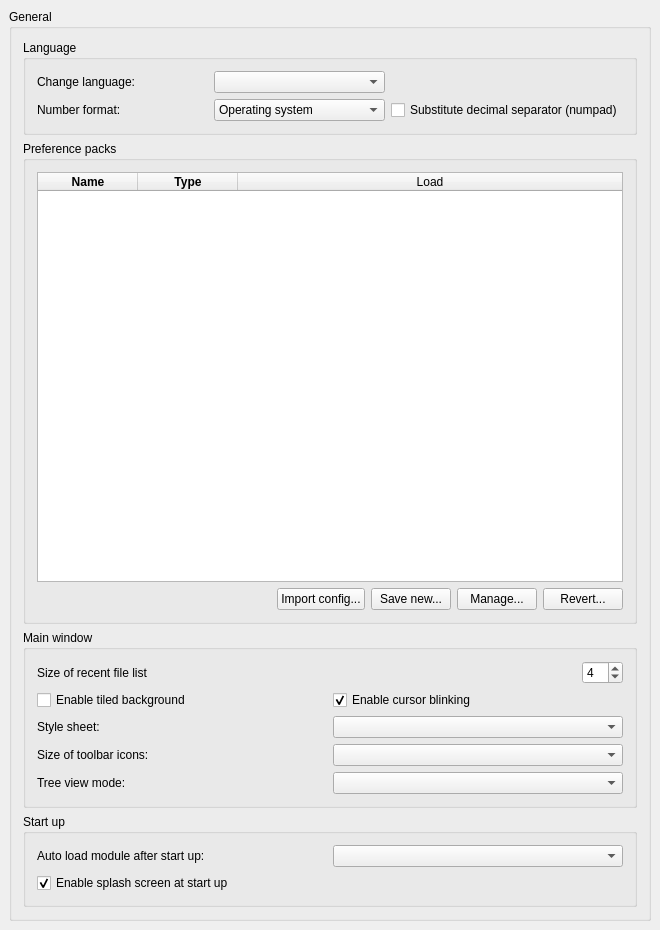
This is src/Gui/DlgGeneral.ui in southseact-3d/fcd as Qt 5 draws it before an edit. The edited form follows.
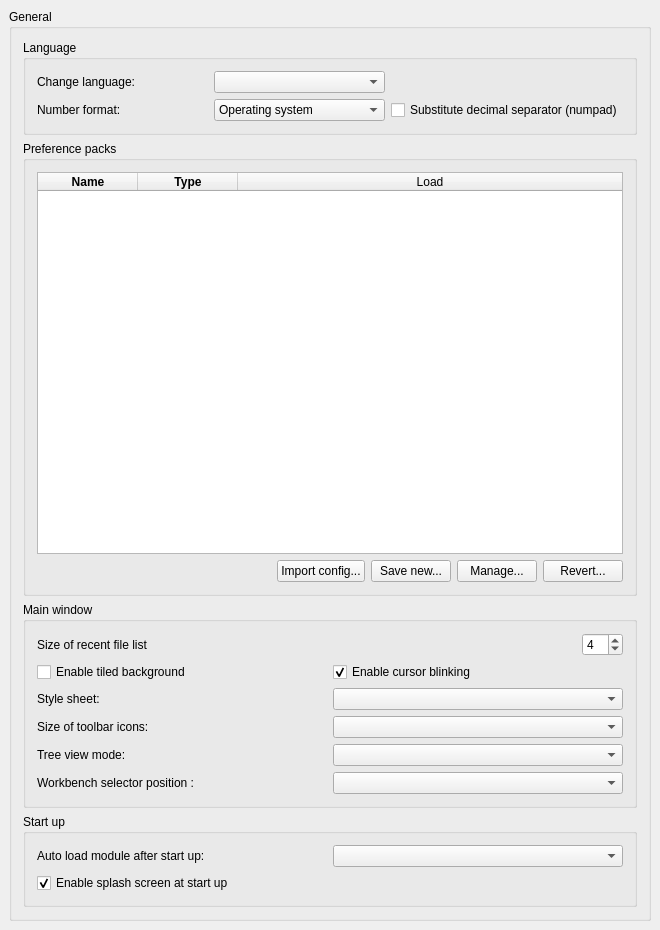
This is the edited form. Custom widgets are drawn as their Qt base class.

Commit message: Gui: Add setting enabling workbench selector to be on the menubar. Restart required.

The edit to the form file:
```diff
--- a/src/Gui/DlgGeneral.ui
+++ b/src/Gui/DlgGeneral.ui
@@ -508,6 +508,43 @@
            </item>
           </layout>
          </item>
+         <item>
+          <layout class="QHBoxLayout">
+           <property name="spacing">
+            <number>6</number>
+           </property>
+           <property name="leftMargin">
+            <number>0</number>
+           </property>
+           <property name="topMargin">
+            <number>0</number>
+           </property>
+           <property name="rightMargin">
+            <number>0</number>
+           </property>
+           <property name="bottomMargin">
+            <number>0</number>
+           </property>
+           <item>
+            <widget class="QLabel" name="WorkbenchSelectorPositionLabel">
+             <property name="text">
+              <string>Workbench selector position :</string>
+             </property>
+            </widget>
+           </item>
+           <item>
+            <widget class="QComboBox" name="WorkbenchSelectorPosition">
+             <property name="toolTip">
+              <string>Customize where the workbench selector appears (restart required).
+
+'Toolbar': In the toolbars, as a movable toolbar.
+'Left Corner': In the menu bar, on the left corner.
+'Right Corner': In the menu bar, on the right corner.</string>
+             </property>
+            </widget>
+           </item>
+          </layout>
+         </item>
         </layout>
        </widget>
       </item>
```
The commit also changes 5 other files.
